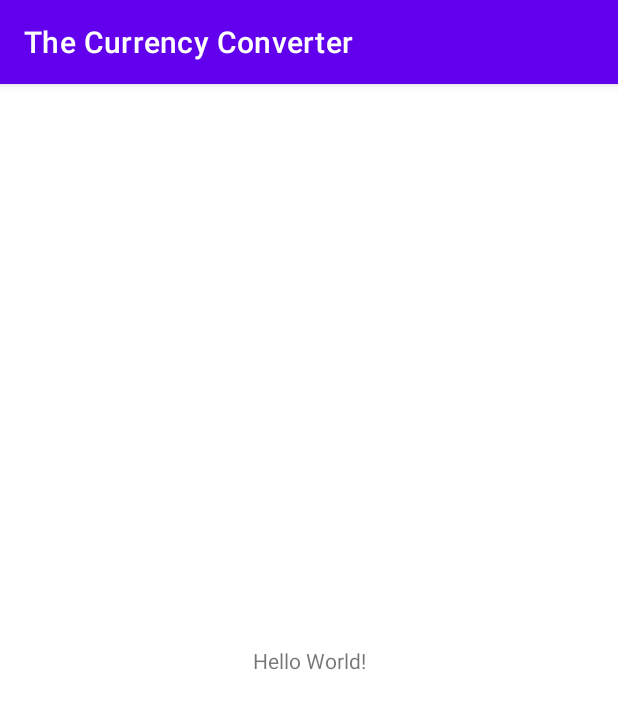
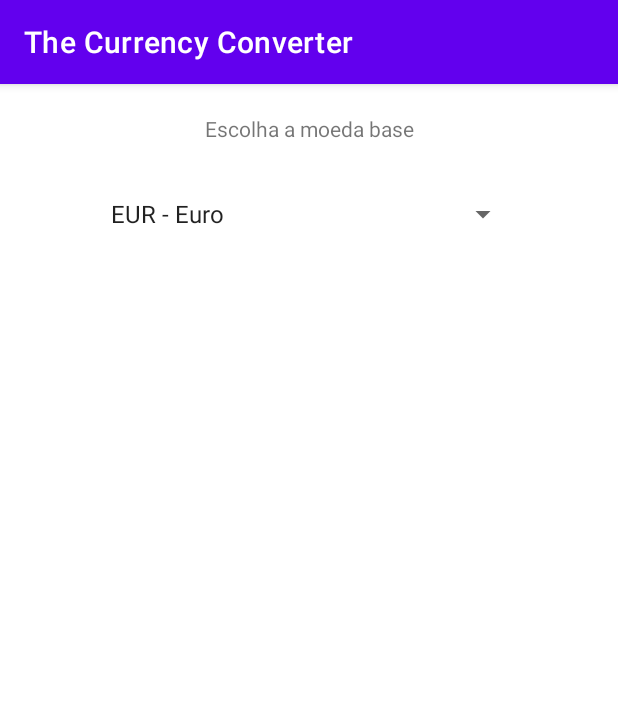
Before and after one commit to jandrevl/CurrencyConverterApp, an Android app: the screen it shows after launch (MainActivity), on a phone screen of 412 x 824 dp. Shown: the top 709 px of the screen. Run offline under Robolectric (Android 15) with nearby library versions, the phone set to English and light mode, and no system bars.

```diff
--- a/app/src/main/java/com/jandrevl/thecurrencyconverter/MainActivity.java
+++ b/app/src/main/java/com/jandrevl/thecurrencyconverter/MainActivity.java
@@ -3,12 +3,26 @@ package com.jandrevl.thecurrencyconverter;
 import androidx.appcompat.app.AppCompatActivity;
 
 import android.os.Bundle;
+import android.widget.ArrayAdapter;
+import android.widget.Spinner;
 
 public class MainActivity extends AppCompatActivity {
+
+
+
+
 
     @Override
     protected void onCreate(Bundle savedInstanceState) {
         super.onCreate(savedInstanceState);
         setContentView(R.layout.activity_main);
+
+        Spinner baseCurrenciesSpinner = findViewById(R.id.baseCurrencySpinner);
+
+        ArrayAdapter<CharSequence> arrayAdapter = ArrayAdapter.createFromResource(this, R.array.baseCurrencies, android.R.layout.simple_spinner_item);
+        arrayAdapter.setDropDownViewResource(android.R.layout.simple_spinner_item);
+        baseCurrenciesSpinner.setAdapter(arrayAdapter);
+
+
     }
 }
--- a/app/src/main/res/layout/activity_main.xml
+++ b/app/src/main/res/layout/activity_main.xml
@@ -7,12 +7,21 @@
     tools:context=".MainActivity">
 
     <TextView
+        android:id="@+id/textView"
         android:layout_width="wrap_content"
         android:layout_height="wrap_content"
-        android:text="Hello World!"
-        app:layout_constraintBottom_toBottomOf="parent"
+        android:layout_marginTop="20dp"
+        android:text="Escolha a moeda base"
         app:layout_constraintEnd_toEndOf="parent"
         app:layout_constraintStart_toStartOf="parent"
         app:layout_constraintTop_toTopOf="parent" />
 
+    <Spinner
+        android:id="@+id/baseCurrencySpinner"
+        android:layout_width="280dp"
+        android:layout_height="32dp"
+        android:layout_marginTop="31dp"
+        app:layout_constraintEnd_toEndOf="parent"
+        app:layout_constraintStart_toStartOf="parent"
+        app:layout_constraintTop_toBottomOf="@+id/textView" />
 </androidx.constraintlayout.widget.ConstraintLayout>
--- a/app/src/main/res/values/strings.xml
+++ b/app/src/main/res/values/strings.xml
@@ -1,3 +1,8 @@
 <resources>
     <string name="app_name">The Currency Converter</string>
+    <string-array name="baseCurrencies">
+        <item>EUR - Euro</item>
+        <item>USD - US Dollar</item>
+        <item>GBP - UK Pound</item>
+    </string-array>
 </resources>
```
